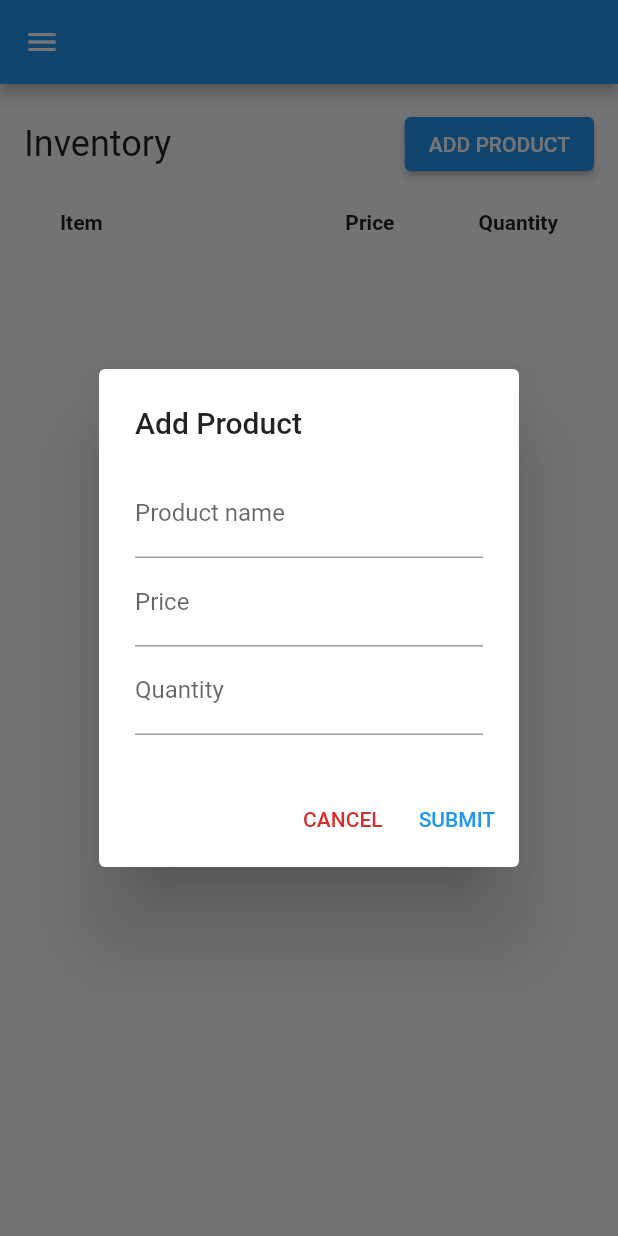
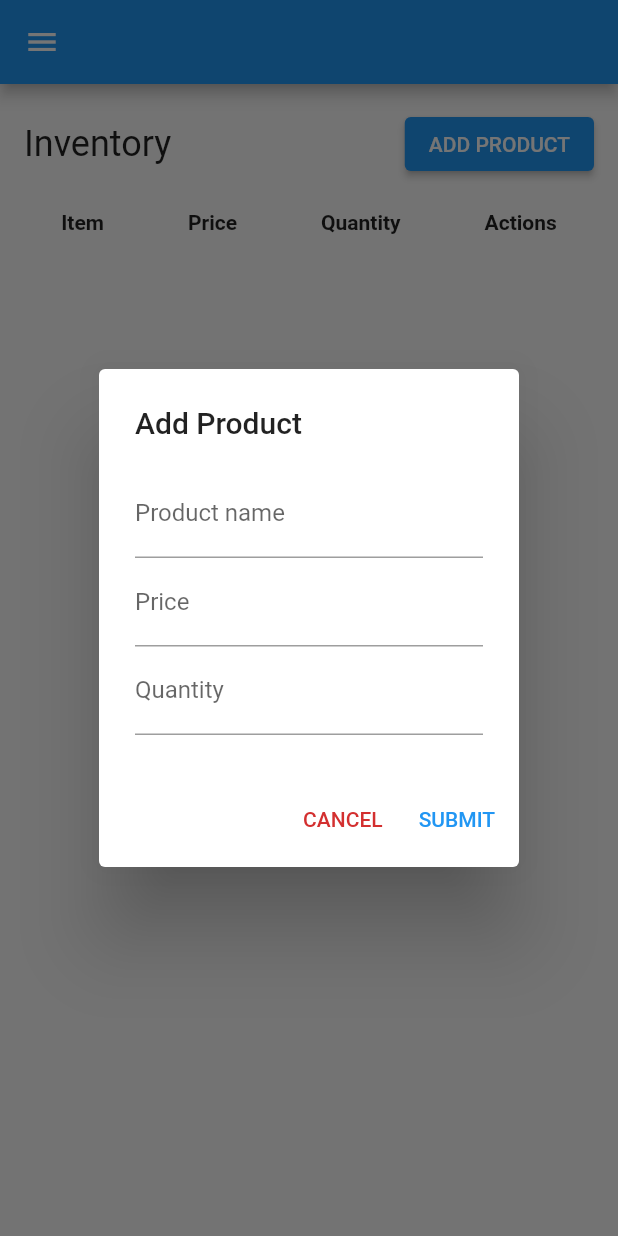
Before and after one commit to chrisd666/chrisander-bms, a Flutter app: the screen it shows after launch, after a tap on "ADD PRODUCT", on a phone screen of 412 x 824 dp. Run offline on Flutter 3.47's test engine with Material 2 defaults, Android fonts, the light colour scheme and no system bars; our stand-ins replace cloud_firestore, firebase_core; accounts and stored records are empty.

Commit message:
inventory crud

```diff
--- a/lib/models/product.dart
+++ b/lib/models/product.dart
@@ -0,0 +1,66 @@
+import 'package:cloud_firestore/cloud_firestore.dart';
+
+class Product {
+  final String? id;
+  final String name;
+  final int quantity;
+  final int price;
+
+  Product(
+      {this.id,
+      required this.name,
+      required this.quantity,
+      required this.price});
+
+  Product.fromJson(Map<String, Object?> json)
+      : this(
+            name: json['name']! as String,
+            quantity: json['quantity']! as int,
+            price: json['price']! as int);
+
+  Map<String, Object?> toJson() {
+    return {'name': name, 'quantity': quantity, 'price': price};
+  }
+
+  static List<Product> mockProducts = [
+    Product(name: "Kingfisher 750ml", quantity: 15, price: 50),
+    Product(name: "Tuborg 750ml", quantity: 35, price: 50),
+    Product(name: "Blender's Pride 750ml", quantity: 5, price: 50),
+    Product(name: "McDowell's No 1 180ml", quantity: 67, price: 50),
+    Product(name: "Old Monk 350ml", quantity: 15, price: 50),
+    Product(name: "Budweiser can 350ml", quantity: 67, price: 50),
+    Product(name: "Bisleri Soda 750ml", quantity: 15, price: 50),
+    Product(name: "Coca Cola 1l", quantity: 3, price: 50),
+    Product(name: "Teacher's Reserve 750ml", quantity: 3, price: 50),
+    Product(name: "Johnny Walker Blue Label 750ml", quantity: 1, price: 50),
+  ];
+
+  static CollectionReference productsRef =
+      FirebaseFirestore.instance.collection('products');
+  // .withConverter<Product>(
+  //     fromFirestore: (snapshot, _) => Product.fromJson(snapshot.data()!),
+  //     toFirestore: (product, _) => product.toJson());
+
+  Future<void> add() {
+    return productsRef
+        .add(toJson())
+        .then((value) => print("Product added"))
+        .catchError((error) => print("Failed to add product: $error"));
+  }
+
+  Future<void> update() {
+    return productsRef
+        .doc(id)
+        .update(toJson())
+        .then((value) => print("Product updated"))
+        .catchError((error) => print("Failed to update product: $error"));
+  }
+
+  static Future<void> delete(String id) {
+    return productsRef
+        .doc(id)
+        .delete()
+        .then((value) => print("Product deleted"))
+        .catchError((error) => print("Failed to delete product: $error"));
+  }
+}
--- a/lib/models/product_model.dart
+++ /dev/null
@@ -1,50 +0,0 @@
-import 'package:cloud_firestore/cloud_firestore.dart';
-
-class Product {
-  final String name;
-  final int quantity;
-  final int price;
-
-  Product({required this.name, required this.quantity, required this.price});
-
-  Product.fromJson(Map<String, Object?> json)
-      : this(
-            name: json['name']! as String,
-            quantity: json['quantity']! as int,
-            price: json['price']! as int);
-
-  Map<String, Object?> toJson() {
-    return {'name': name, 'quantity': quantity, 'price': price};
-  }
-
-  static CollectionReference productsRef = FirebaseFirestore.instance
-      .collection('products')
-      .withConverter<Product>(
-          fromFirestore: (snapshot, _) => Product.fromJson(snapshot.data()!),
-          toFirestore: (product, _) => product.toJson());
-}
-
-class ProductController {
-  List<Product> mockProducts = [
-    Product(name: "Kingfisher 750ml", quantity: 15, price: 50),
-    Product(name: "Tuborg 750ml", quantity: 35, price: 50),
-    Product(name: "Blender's Pride 750ml", quantity: 5, price: 50),
-    Product(name: "McDowell's No 1 180ml", quantity: 67, price: 50),
-    Product(name: "Old Monk 350ml", quantity: 15, price: 50),
-    Product(name: "Budweiser can 350ml", quantity: 67, price: 50),
-    Product(name: "Bisleri Soda 750ml", quantity: 15, price: 50),
-    Product(name: "Coca Cola 1l", quantity: 3, price: 50),
-    Product(name: "Teacher's Reserve 750ml", quantity: 3, price: 50),
-    Product(name: "Johnny Walker Blue Label 750ml", quantity: 1, price: 50),
-  ];
-
-  getProducts() => mockProducts;
-
-  createProduct(String name, int price, int quantity) {
-    Product product = Product(name: name, price: price, quantity: quantity);
-
-    mockProducts.add(product);
-
-    return product;
-  }
-}
--- a/lib/screens/inventory_screen.dart
+++ /dev/null
@@ -1,79 +0,0 @@
-import 'package:bms/models/product_model.dart';
-import 'package:bms/widgets/inventory_dialog_form.dart';
-import 'package:bms/widgets/layout.dart';
-import 'package:flutter/material.dart';
-import 'package:cloud_firestore/cloud_firestore.dart';
-
-class InventoryScreen extends StatefulWidget {
-  const InventoryScreen({Key? key}) : super(key: key);
-
-  @override
-  State<InventoryScreen> createState() => _InventoryScreenState();
-}
-
-class _InventoryScreenState extends State<InventoryScreen> {
-  final Stream<QuerySnapshot> _productsStream = Product.productsRef.snapshots();
-
-  Future<void> showDialogForm(BuildContext context) async {
-    return await showDialog(
-        context: context,
-        builder: (context) {
-          return const InventoryDialogForm();
-        });
-  }
-
-  @override
-  Widget build(BuildContext context) {
-    return Scaffold(
-      appBar: AppBar(),
-      drawer: const Drawer(),
-      body: Layout(
-        heading: "Inventory",
-        actions: [
-          ElevatedButton(
-              child: const Text("ADD PRODUCT"),
-              onPressed: () async {
-                await showDialogForm(context);
-              })
-        ],
-        child: Column(
-          children: [
-            SingleChildScrollView(
-              child: StreamBuilder<QuerySnapshot>(
-                  stream: _productsStream,
-                  builder: (context, snapshot) {
-                    if (snapshot.hasError) {
-                      return const Text("Something went wrong!");
-                    }
-
-                    if (snapshot.connectionState == ConnectionState.waiting) {
-                      return const Text("Loading...");
-                    }
-
-                    return DataTable(
-                      headingTextStyle:
-                          const TextStyle(fontWeight: FontWeight.bold),
-                      columns: const [
-                        DataColumn(
-                            label: Text(
-                          "Item",
-                        )),
-                        DataColumn(label: Text("Price"), numeric: true),
-                        DataColumn(label: Text("Quantity"), numeric: true),
-                      ],
-                      rows: snapshot.data!.docs
-                          .map((DocumentSnapshot product) => DataRow(cells: [
-                                DataCell(Text(product['name'])),
-                                DataCell(Text(product['price'].toString())),
-                                DataCell(Text(product['quantity'].toString())),
-                              ]))
-                          .toList(),
-                    );
-                  }),
-            )
-          ],
-        ),
-      ),
-    );
-  }
-}
--- /dev/null
+++ b/lib/screens/inventory_screen/inventory_screen.dart
@@ -0,0 +1,49 @@
+import 'package:bms/models/product.dart';
+import 'package:bms/screens/inventory_screen/inventory_screen_presentation.dart';
+import 'package:bms/widgets/confirmation_dialog.dart';
+import 'package:bms/widgets/inventory_dialog_form.dart';
+import 'package:flutter/material.dart';
+import 'package:cloud_firestore/cloud_firestore.dart';
+
+class InventoryScreen extends StatelessWidget {
+  final Stream<QuerySnapshot> _productsStream = Product.productsRef.snapshots();
+
+  InventoryScreen({Key? key}) : super(key: key);
+
+  Future<void> _showCreateUpdateDialogForm(BuildContext context,
+      {Product? product}) async {
+    return await showDialog(
+        context: context,
+        builder: (context) {
+          return InventoryDialogForm(product: product);
+        });
+  }
+
+  Future<void> _showDeleteProductDialog(BuildContext context,
+      {required String productId,
+      required String productName,
+      required Function handleDelete}) async {
+    return await showDialog(
+        context: context,
+        builder: (context) {
+          return ConfirmationDialog(
+            title: 'Delete Product: $productName',
+            description: 'Are you sure you want to delete this product?',
+            handleSubmit: () async => await Product.delete(productId),
+          );
+        });
+  }
+
+  @override
+  Widget build(BuildContext context) {
+    return Scaffold(
+      appBar: AppBar(),
+      drawer: const Drawer(),
+      body: InventoryScreenPresentation(
+        products: _productsStream,
+        showCreateUpdateDialogForm: _showCreateUpdateDialogForm,
+        showDeleteProductDialog: _showDeleteProductDialog,
+      ),
+    );
+  }
+}
--- /dev/null
+++ b/lib/screens/inventory_screen/inventory_screen_presentation.dart
@@ -0,0 +1,93 @@
+import 'package:bms/widgets/layout.dart';
+import 'package:cloud_firestore/cloud_firestore.dart';
+import 'package:flutter/material.dart';
+import 'package:bms/models/product.dart';
+
+class InventoryScreenPresentation extends StatelessWidget {
+  final Function(BuildContext context, {Product? product})
+      showCreateUpdateDialogForm;
+  final Function(BuildContext context,
+      {required String productId,
+      required String productName,
+      required Function handleDelete}) showDeleteProductDialog;
+  final Stream<QuerySnapshot> products;
+
+  const InventoryScreenPresentation(
+      {Key? key,
+      required this.products,
+      required this.showCreateUpdateDialogForm,
+      required this.showDeleteProductDialog})
+      : super(key: key);
+
+  @override
+  Widget build(BuildContext context) {
+    return SingleChildScrollView(
+      child: Layout(
+        heading: "Inventory",
+        actions: [
+          ElevatedButton(
+              child: const Text("ADD PRODUCT"),
+              onPressed: () async {
+                await showCreateUpdateDialogForm(context);
+              })
+        ],
+        child: StreamBuilder<QuerySnapshot>(
+            stream: products,
+            builder: (context, snapshot) {
+              if (snapshot.hasError) {
+                return const Text("Something went wrong!");
+              }
+
+              if (snapshot.connectionState == ConnectionState.waiting) {
+                return const Text("Loading...");
+              }
+
+              return DataTable(
+                headingTextStyle: const TextStyle(fontWeight: FontWeight.bold),
+                columns: const [
+                  DataColumn(label: Text("Item")),
+                  DataColumn(label: Text("Price"), numeric: true),
+                  DataColumn(label: Text("Quantity"), numeric: true),
+                  DataColumn(label: Text("Actions")),
+                ],
+                rows: snapshot.data!.docs
+                    .map((DocumentSnapshot product) => DataRow(cells: [
+                          DataCell(Text(product['name'])),
+                          DataCell(Text(product['price'].toString())),
+                          DataCell(Text(product['quantity'].toString())),
+                          DataCell(Row(
+                            mainAxisAlignment: MainAxisAlignment.spaceBetween,
+                            children: [
+                              IconButton(
+                                icon: const Icon(Icons.edit),
+                                color: Theme.of(context).colorScheme.primary,
+                                onPressed: () async {
+                                  await showCreateUpdateDialogForm(context,
+                                      product: Product(
+                                          id: product.id,
+                                          name: product['name'],
+                                          price: product['price'],
+                                          quantity: product['quantity']));
+                                },
+                              ),
+                              IconButton(
+                                icon: const Icon(Icons.delete),
+                                color: Theme.of(context).colorScheme.error,
+                                onPressed: () async {
+                                  showDeleteProductDialog(context,
+                                      productId: product.id,
+                                      productName: product['name'],
+                                      handleDelete: () =>
+                                          Product.delete(product.id));
+                                },
+                              ),
+                            ],
+                          )),
+                        ]))
+                    .toList(),
+              );
+            }),
+      ),
+    );
+  }
+}
```
Also changed, not shown: lib/main.dart (+3 -100 lines), lib/widgets/confirmation_dialog.dart (added, +39 -0 lines), lib/widgets/inventory_dialog_form.dart (+19 -9 lines).
